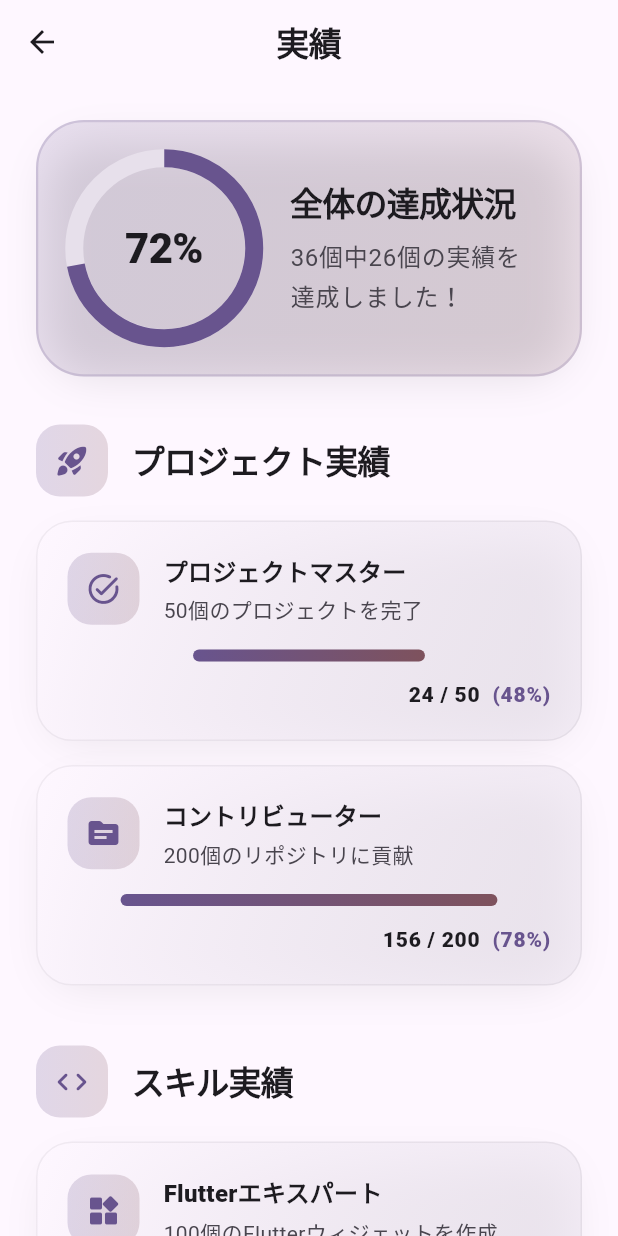
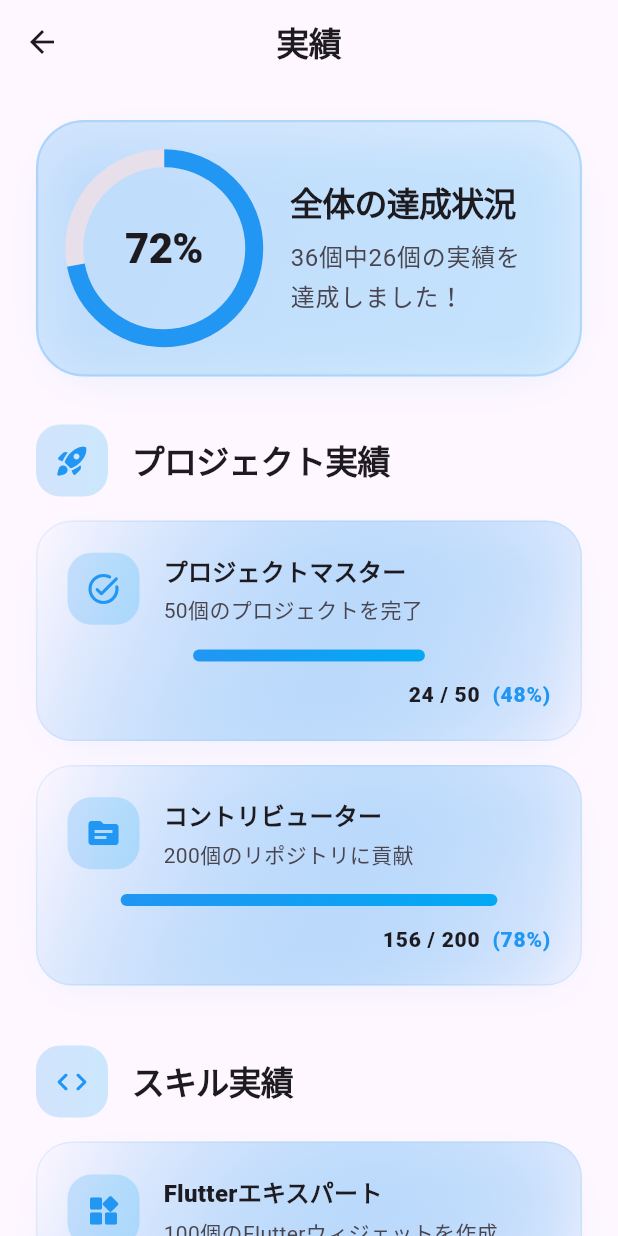
Before and after one commit to Koichi5/cursor_agent_sample, a Flutter app: the AchievementPage screen opened directly, on a phone screen of 412 x 824 dp. Run offline on Flutter 3.47's test engine with Material 3 defaults, Android fonts, the phone set to English and light mode, and no system bars.

Commit message:
style: Change achievement page color scheme to blue tones

```diff
--- a/lib/views/achievement_page/achievement_page.dart
+++ b/lib/views/achievement_page/achievement_page.dart
@@ -95,21 +95,21 @@ class AchievementPage extends StatelessWidget {
           begin: Alignment.topLeft,
           end: Alignment.bottomRight,
           colors: [
-            theme.colorScheme.primary.withOpacity(0.15),
-            theme.colorScheme.tertiary.withOpacity(0.15),
+            Colors.blue.withOpacity(0.2),
+            Colors.lightBlue.withOpacity(0.15),
           ],
         ),
         borderRadius: BorderRadius.circular(32),
         boxShadow: [
           BoxShadow(
-            color: theme.colorScheme.shadow.withOpacity(0.1),
+            color: Colors.blue.withOpacity(0.1),
             blurRadius: 24,
             offset: const Offset(0, 8),
             spreadRadius: -8,
           ),
         ],
         border: Border.all(
-          color: theme.colorScheme.primary.withOpacity(0.2),
+          color: Colors.blue.withOpacity(0.2),
           width: 1.5,
         ),
       ),
@@ -129,7 +129,7 @@ class AchievementPage extends StatelessWidget {
                     value: value,
                     backgroundColor: theme.colorScheme.surfaceVariant,
                     valueColor: AlwaysStoppedAnimation<Color>(
-                      theme.colorScheme.primary,
+                      Colors.blue,
                     ),
                     strokeWidth: 12,
                   ),
@@ -191,15 +191,15 @@ class AchievementPage extends StatelessWidget {
               decoration: BoxDecoration(
                 gradient: LinearGradient(
                   colors: [
-                    theme.colorScheme.primary.withOpacity(0.2),
-                    theme.colorScheme.tertiary.withOpacity(0.2),
+                    Colors.blue.withOpacity(0.2),
+                    Colors.lightBlue.withOpacity(0.2),
                   ],
                 ),
                 borderRadius: BorderRadius.circular(16),
               ),
               child: Icon(
                 icon,
-                color: theme.colorScheme.primary,
+                color: Colors.blue,
                 size: 24,
               ),
             ),
@@ -232,20 +232,20 @@ class AchievementPage extends StatelessWidget {
           end: Alignment.bottomRight,
           colors: [
             theme.colorScheme.surface,
-            theme.colorScheme.surfaceVariant.withOpacity(0.5),
+            Colors.blue.withOpacity(0.05),
           ],
         ),
         borderRadius: BorderRadius.circular(24),
         boxShadow: [
           BoxShadow(
-            color: theme.colorScheme.shadow.withOpacity(0.08),
+            color: Colors.blue.withOpacity(0.08),
             blurRadius: 24,
             offset: const Offset(0, 8),
             spreadRadius: -8,
           ),
         ],
         border: Border.all(
-          color: theme.colorScheme.outline.withOpacity(0.1),
+          color: Colors.blue.withOpacity(0.1),
           width: 1,
         ),
       ),
@@ -258,15 +258,15 @@ class AchievementPage extends StatelessWidget {
                 decoration: BoxDecoration(
                   gradient: LinearGradient(
                     colors: [
-                      theme.colorScheme.primary.withOpacity(0.2),
-                      theme.colorScheme.tertiary.withOpacity(0.2),
+                      Colors.blue.withOpacity(0.2),
+                      Colors.lightBlue.withOpacity(0.2),
                     ],
                   ),
                   borderRadius: BorderRadius.circular(16),
                 ),
                 child: Icon(
                   achievement.icon,
-                  color: theme.colorScheme.primary,
+                  color: Colors.blue,
                   size: 24,
                 ),
               ),
@@ -312,8 +312,8 @@ class AchievementPage extends StatelessWidget {
                   decoration: BoxDecoration(
                     gradient: LinearGradient(
                       colors: [
-                        theme.colorScheme.primary,
-                        theme.colorScheme.tertiary,
+                        Colors.blue,
+                        Colors.lightBlue,
                       ],
                     ),
                     borderRadius: BorderRadius.circular(4),
@@ -337,7 +337,7 @@ class AchievementPage extends StatelessWidget {
               Text(
                 '(${(achievement.progress * 100).toInt()}%)',
                 style: theme.textTheme.titleSmall?.copyWith(
-                  color: theme.colorScheme.primary,
+                  color: Colors.blue,
                   fontWeight: FontWeight.w800,
                   letterSpacing: 0.5,
                 ),
```
